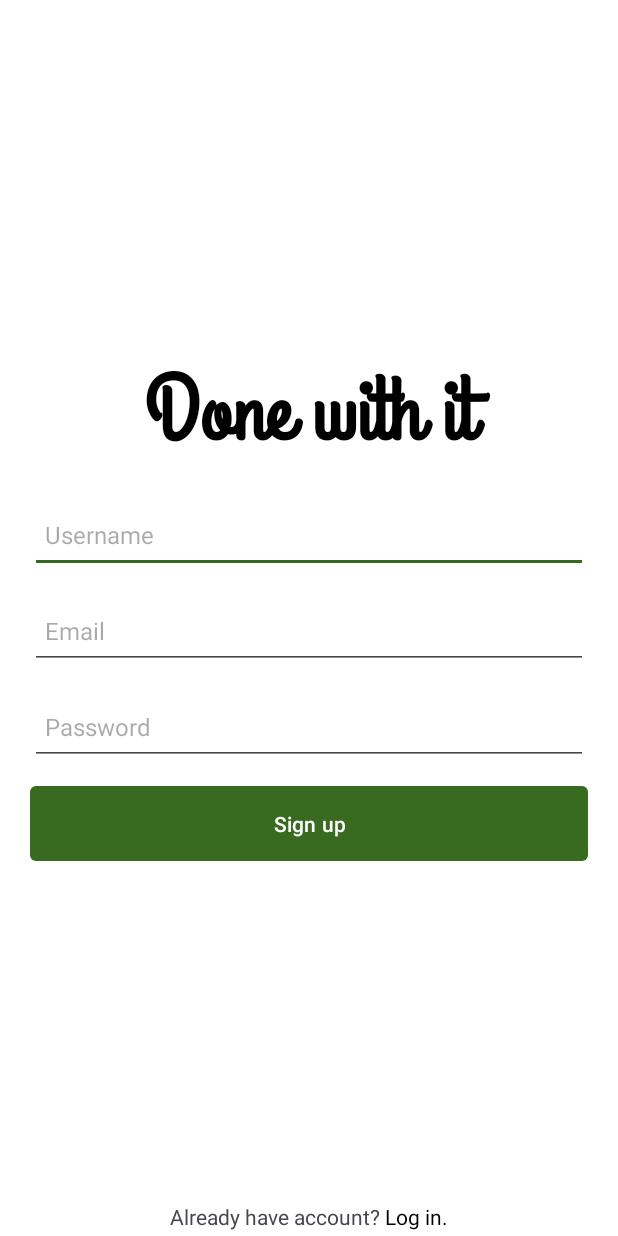
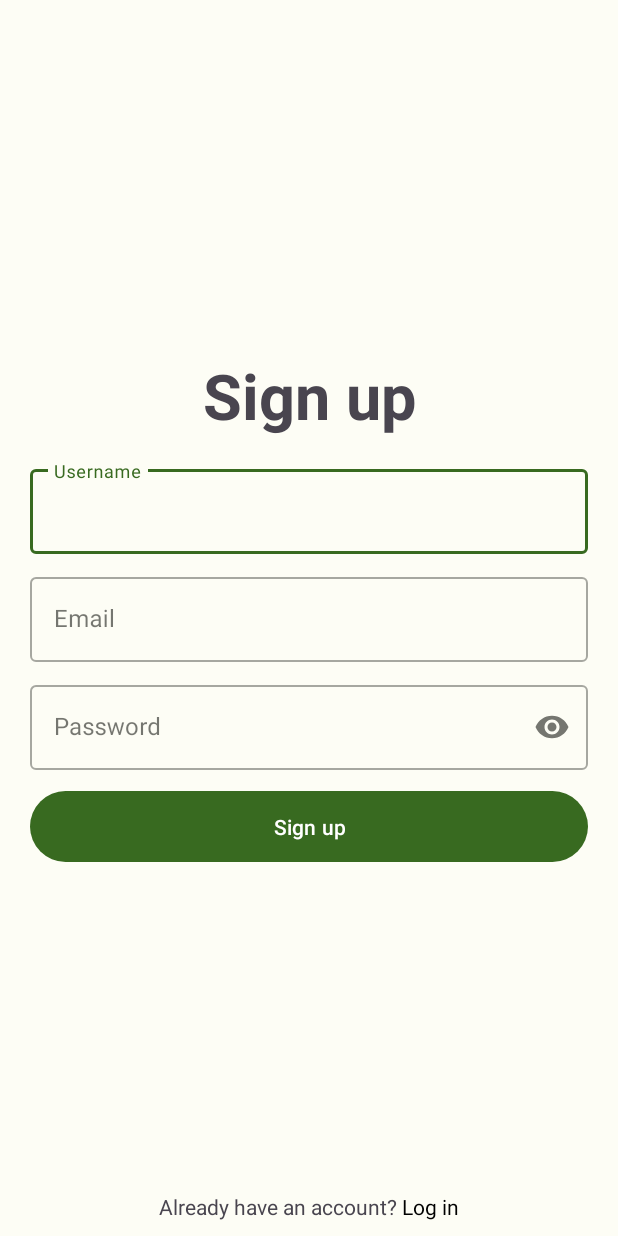
Before and after one commit to ArtemBurakov/todo, an Android app: the SignUpActivity screen opened directly, with no data from a screen before it, on a phone screen of 412 x 824 dp. Run offline under Robolectric (Android 15) with nearby library versions, the phone set to English and light mode, and no system bars.

Commit message:
Updated Login, Sign up design.

```diff
--- a/app/src/main/java/com/example/todo/ApiSync.java
+++ b/app/src/main/java/com/example/todo/ApiSync.java
@@ -34,7 +34,7 @@ public class ApiSync extends AsyncTask<Void, Void, Boolean> {
     private TodoDatabaseHelper todoDatabaseHelper;
 
     private Boolean unauthorized = false;
-    private final String apiUrl = "https://0aca-91-211-138-182.ngrok.io/v1/";
+    private final String apiUrl = "https://c832-91-211-138-182.ngrok.io/v1/";
     private final ApiService apiService = ApiUtils.getAPIService(apiUrl);
 
     public ApiSync(Context context) {
--- a/app/src/main/java/com/example/todo/SignUpActivity.java
+++ b/app/src/main/java/com/example/todo/SignUpActivity.java
@@ -23,6 +23,8 @@ import androidx.appcompat.app.AppCompatActivity;
 
 import com.example.todo.remote.ApiService;
 import com.example.todo.remote.ApiUtils;
+import com.google.android.material.progressindicator.CircularProgressIndicator;
+import com.google.android.material.textfield.TextInputLayout;
 
 import org.json.JSONArray;
 import org.json.JSONException;
@@ -42,23 +44,18 @@ public class SignUpActivity extends AppCompatActivity {
     private UserSignUpTask registerTask = null;
 
     // UI references.
-    private EditText usernameView;
-    private EditText userEmailView;
-    private EditText passwordView;
-    private View progressView;
-    private View signUpFormView;
-    private RelativeLayout footerLayout;
+    private TextInputLayout usernameView, userEmailView, passwordView;
+    private CircularProgressIndicator progressView;
+    private RelativeLayout signUpFormView;
 
     @Override
     protected void onCreate(Bundle savedInstanceState) {
         super.onCreate(savedInstanceState);
         setContentView(R.layout.activity_signup);
-
-        usernameView = (EditText) findViewById(R.id.editTextUsername);
-        userEmailView = (EditText) findViewById(R.id.editTextEmail);
-
-        passwordView = (EditText) findViewById(R.id.editTextPassword);
-        passwordView.setOnEditorActionListener(new TextView.OnEditorActionListener() {
+        usernameView = findViewById(R.id.editTextUsername);
+        userEmailView = findViewById(R.id.editTextEmail);
+        passwordView = findViewById(R.id.editTextPassword);
+        passwordView.getEditText().setOnEditorActionListener(new TextView.OnEditorActionListener() {
             @Override
             public boolean onEditorAction(TextView textView, int id, KeyEvent keyEvent) {
                 if (id == EditorInfo.IME_ACTION_DONE || id == EditorInfo.IME_NULL) {
@@ -89,7 +86,6 @@ public class SignUpActivity extends AppCompatActivity {
         });
 
         signUpFormView = findViewById(R.id.mainLayout);
-        footerLayout = findViewById(R.id.footerLayout);
         progressView = findViewById(R.id.login_progress);
     }
 
@@ -109,9 +105,9 @@ public class SignUpActivity extends AppCompatActivity {
         passwordView.setError(null);
 
         // Store values at the time of the login attempt.
-        String username = usernameView.getText().toString();
-        String email = userEmailView.getText().toString();
-        String password = passwordView.getText().toString();
+        String username = usernameView.getEditText().getText().toString();
+        String email = userEmailView.getEditText().getText().toString();
+        String password = passwordView.getEditText().getText().toString();
 
         boolean cancel = false;
         View focusView = null;
@@ -156,6 +152,7 @@ public class SignUpActivity extends AppCompatActivity {
         } else {
             // Show a progress spinner, and kick off a background task to
             // perform the user login attempt.
+            MainActivity.hideKeyboard(getApplicationContext(), this.getCurrentFocus());
             showProgress(true);
             registerTask = new UserSignUpTask(username, email, password);
             registerTask.execute((Void) null);
@@ -195,15 +192,6 @@ public class SignUpActivity extends AppCompatActivity {
             }
         });
 
-        footerLayout.setVisibility(show ? View.GONE : View.VISIBLE);
-        footerLayout.animate().setDuration(shortAnimTime).alpha(
-                show ? 0 : 1).setListener(new AnimatorListenerAdapter() {
-            @Override
-            public void onAnimationEnd(Animator animation) {
-                footerLayout.setVisibility(show ? View.GONE : View.VISIBLE);
-            }
-        });;
-
         progressView.setVisibility(show ? View.VISIBLE : View.GONE);
         progressView.animate().setDuration(shortAnimTime).alpha(
                 show ? 1 : 0).setListener(new AnimatorListenerAdapter() {
@@ -220,7 +208,6 @@ public class SignUpActivity extends AppCompatActivity {
      */
     @SuppressLint("StaticFieldLeak")
     public class UserSignUpTask extends AsyncTask<Void, Void, Boolean> {
-
         private final String mUsername;
         private final String mEmail;
         private final String mPassword;
@@ -235,9 +222,8 @@ public class SignUpActivity extends AppCompatActivity {
 
         @Override
         protected Boolean doInBackground(Void... params) {
-
             // Attempt registration against a network service.
-            String apiUrl = "https://0aca-91-211-138-182.ngrok.io/v1/";
+            String apiUrl = "https://c832-91-211-138-182.ngrok.io/v1/";
             apiService = ApiUtils.getAPIService(apiUrl);
             try {
                 Call<ResponseBody> call = apiService.signUpUser(mUsername, mEmail, mPassword);
--- a/app/src/main/java/com/example/todo/remote/ApiFcmToken.java
+++ b/app/src/main/java/com/example/todo/remote/ApiFcmToken.java
@@ -49,7 +49,7 @@ public class ApiFcmToken {
 
         final Context syncContext = MainActivity.getContextOfApplication();
 
-        String apiUrl = "https://0aca-91-211-138-182.ngrok.io/v1/";
+        String apiUrl = "https://c832-91-211-138-182.ngrok.io/v1/";
 
         String auth_token_string = LoginActivity.getAuthToken(syncContext);
 
--- a/app/src/main/res/drawable/rounded_corner_button.xml
+++ /dev/null
@@ -1,10 +0,0 @@
-<?xml version="1.0" encoding="utf-8"?>
-<shape xmlns:android="http://schemas.android.com/apk/res/android">
-    <solid android:color="#1E90FF"/>
-
-    <corners
-        android:bottomRightRadius="4dip"
-        android:bottomLeftRadius="4dip"
-        android:topLeftRadius="4dip"
-        android:topRightRadius="4dip"/>
-</shape>
--- a/app/src/main/res/layout/activity_signup.xml
+++ b/app/src/main/res/layout/activity_signup.xml
@@ -1,88 +1,97 @@
-<?xml version="1.0" encoding="utf-8"?>
-<ScrollView
-    xmlns:android="http://schemas.android.com/apk/res/android"
-    xmlns:tools="http://schemas.android.com/tools"
+<androidx.coordinatorlayout.widget.CoordinatorLayout xmlns:android="http://schemas.android.com/apk/res/android"
+    xmlns:app="http://schemas.android.com/apk/res-auto"
     android:layout_width="match_parent"
     android:layout_height="match_parent"
-    android:fillViewport="true"
-    android:background="#ffffff">
+    android:fillViewport="true">
+
+    <com.google.android.material.progressindicator.CircularProgressIndicator
+        android:id="@+id/login_progress"
+        android:layout_gravity="center"
+        android:layout_width="wrap_content"
+        android:layout_height="wrap_content"
+        android:indeterminate="true"
+        android:visibility="gone" />
 
     <RelativeLayout
-        style="@style/LoginActivity"
+        android:id="@+id/mainLayout"
         android:layout_width="match_parent"
-        android:layout_height="wrap_content">
-
-        <ProgressBar
-            style="?android:attr/progressBarStyle"
-            android:id="@+id/login_progress"
-            android:layout_width="wrap_content"
-            android:layout_height="wrap_content"
-            android:minHeight="50dp"
-            android:minWidth="50dp"
-            android:layout_centerVertical="true"
-            android:layout_centerHorizontal="true"
-            android:visibility="gone"
-            android:indeterminateTint="#1E90FF"/>
+        android:layout_height="match_parent"
+        android:layout_marginStart="20dp"
+        android:layout_marginEnd="20dp"
+        android:layout_marginBottom="10dp">
 
         <LinearLayout
-            android:id="@+id/mainLayout"
             android:layout_width="match_parent"
             android:layout_height="wrap_content"
             android:layout_centerVertical="true"
             android:orientation="vertical">
 
             <TextView
-                style="@style/LoginHeader"
                 android:id="@+id/header"
-                android:text="Done with it"/>
+                android:layout_width="match_parent"
+                android:layout_height="wrap_content"
+                android:layout_marginBottom="15dp"
+                android:textAlignment="center"
+                android:text="Sign up"
+                android:textSize="42sp"
+                android:textStyle="bold"/>
 
-            <EditText
-                style="@style/EditText"
+            <com.google.android.material.textfield.TextInputLayout
                 android:id="@+id/editTextUsername"
+                android:layout_width="match_parent"
+                android:layout_height="wrap_content"
+                android:layout_marginBottom="10dp"
                 android:hint="Username"
-                android:inputType="textVisiblePassword"
-                android:autofillHints="" />
+                style="@style/Widget.MaterialComponents.TextInputLayout.OutlinedBox">
 
-            <EditText
-                style="@style/EditText"
+                <com.google.android.material.textfield.TextInputEditText
+                    android:layout_width="match_parent"
+                    android:layout_height="wrap_content"
+                    />
+            </com.google.android.material.textfield.TextInputLayout>
+
+            <com.google.android.material.textfield.TextInputLayout
                 android:id="@+id/editTextEmail"
-                android:inputType="textVisiblePassword"
+                android:layout_width="match_parent"
+                android:layout_height="wrap_content"
+                android:layout_marginBottom="10dp"
                 android:hint="Email"
-                android:autofillHints="" />
+                style="@style/Widget.MaterialComponents.TextInputLayout.OutlinedBox">
 
-            <EditText
-                style="@style/EditText"
+                <com.google.android.material.textfield.TextInputEditText
+                    android:layout_width="match_parent"
+                    android:layout_height="wrap_content"
+                    />
+            </com.google.android.material.textfield.TextInputLayout>
+
+            <com.google.android.material.textfield.TextInputLayout
                 android:id="@+id/editTextPassword"
+                android:layout_width="match_parent"
+                android:layout_height="wrap_content"
+                android:layout_marginBottom="10dp"
+                android:hint="Password"
+                app:endIconMode="password_toggle"
+                style="@style/Widget.MaterialComponents.TextInputLayout.OutlinedBox">
+
+                <com.google.android.material.textfield.TextInputEditText
+                    android:layout_width="match_parent"
+                    android:layout_height="wrap_content"
                     android:inputType="textPassword"
-                android:hint="Password"
-                android:autofillHints="" />
+                    />
+            </com.google.android.material.textfield.TextInputLayout>
 
             <Button
-                style="@style/LoginActivityItem"
                 android:id="@+id/username_sign_up_button"
-                android:background="@drawable/rounded_corner_button"
-                android:text="Sign up"
-                android:textColor="#ffffff"/>
-
+                android:layout_width="match_parent"
+                android:layout_height="55dp"
+                android:layout_gravity="center"
+                android:text="Sign up" />
         </LinearLayout>
 
         <RelativeLayout
-            android:id="@+id/footerLayout"
-            android:layout_width="match_parent"
-            android:layout_height="wrap_content"
-            android:layout_below="@+id/mainLayout"
-            android:layout_alignParentBottom="true"
-            android:layout_marginTop="0dp">
-
-            <LinearLayout
             android:layout_width="match_parent"
             android:layout_height="wrap_content"
             android:layout_alignParentBottom="true"
-                tools:ignore="UselessParent">
-
-                <RelativeLayout
-                    android:layout_width="match_parent"
-                    android:layout_height="25dp"
             android:gravity="center">
 
             <TextView
@@ -90,7 +99,7 @@
                 android:layout_width="wrap_content"
                 android:layout_height="wrap_content"
                 android:layout_centerVertical="true"
-                        android:text="Already have account?" />
+                android:text="Already have an account?" />
 
             <TextView
                 android:id="@+id/log_in_text_view"
@@ -99,15 +108,8 @@
                 android:layout_centerVertical="true"
                 android:layout_marginStart="3dp"
                 android:layout_toEndOf="@+id/string_question"
-                        android:text="Log in."
+                android:text="Log in"
                 android:textColor="#000000" />
-
         </RelativeLayout>
-
-            </LinearLayout>
-
     </RelativeLayout>
-
-    </RelativeLayout>
-
-</ScrollView>
+</androidx.coordinatorlayout.widget.CoordinatorLayout>
--- a/app/src/main/res/values-night/themes.xml
+++ b/app/src/main/res/values-night/themes.xml
@@ -29,94 +29,4 @@
 <!--        <item name="colorShadow">@color/md_theme_dark_shadow</item>-->
         <item name="colorPrimaryInverse">@color/md_theme_dark_primaryInverse</item>
     </style>
-
-    <style name="NoTitle">
-        <item name="windowNoTitle">true</item>
-    </style>
-
-    <style name="WindowAnimationTransition">
-        <item name="android:windowEnterAnimation">@android:anim/fade_in</item>
-        <item name="android:windowExitAnimation">@android:anim/fade_out</item>
-    </style>
-
-    <style name="LoginActivity">
-        <item name="android:layout_width">match_parent</item>
-        <item name="android:layout_height">match_parent</item>
-        <item name="android:layout_marginStart">20dp</item>
-        <item name="android:layout_marginEnd">20dp</item>
-    </style>
-
-    <style name="LoginActivityItem">
-        <item name="android:layout_width">match_parent</item>
-        <item name="android:layout_height">50dp</item>
-        <item name="android:layout_marginBottom">14dp</item>
-        <item name="android:layout_centerVertical">true</item>
-        <item name="android:layout_centerHorizontal">true</item>
-    </style>
-
-    <style name="LoginHeader">
-        <item name="android:layout_width">match_parent</item>
-        <item name="android:layout_height">wrap_content</item>
-        <item name="android:includeFontPadding">false</item>
-        <item name="android:layout_marginBottom">15dp</item>
-        <item name="android:textAlignment">center</item>
-        <item name="android:fontFamily">@font/header_second</item>
-        <item name="android:textSize">60sp</item>
-        <item name="android:textStyle">bold</item>
-        <item name="android:textColor">#000000</item>
-    </style>
-
-    <style name="SettingItem">
-        <item name="android:layout_width">match_parent</item>
-        <item name="android:layout_height">match_parent</item>
-    </style>
-
-    <style name="SettingParentItem" parent="SettingItem">
-        <item name="android:padding">15dp</item>
-    </style>
-
-    <style name="SettingGroup" parent="SettingItem">
-        <item name="android:layout_margin">2dp</item>
-        <item name="android:elevation">1dp</item>
-    </style>
-
-    <style name="SettingHeader" parent="SettingItem">
-        <item name="android:paddingTop">15dp</item>
-        <item name="android:paddingBottom">15dp</item>
-        <item name="android:layout_marginStart">2dp</item>
-        <item name="android:layout_marginEnd">2dp</item>
-        <item name="android:textSize">17sp</item>
-        <item name="android:textStyle">bold</item>
-    </style>
-
-    <style name="SettingTitle">
-        <item name="android:layout_width">wrap_content</item>
-        <item name="android:layout_height">wrap_content</item>
-        <item name="android:layout_centerVertical">true</item>
-        <item name="android:layout_alignParentStart">true</item>
-        <item name="android:textSize">16sp</item>
-    </style>
-
-    <style name="SwitchButton">
-        <item name="android:layout_width">44dp</item>
-        <item name="android:layout_height">25dp</item>
-        <item name="android:layout_centerVertical">true</item>
-        <item name="android:layout_alignParentEnd">true</item>
-    </style>
-
-    <style name="EditText" parent="LoginActivityItem">
-        <item name="android:paddingLeft">10dp</item>
-        <item name="android:paddingRight">10dp</item>
-        <item name="android:maxLines">1</item>
-        <item name="android:singleLine">true</item>
-        <item name="android:textSize">16sp</item>
-    </style>
-
-    <style name="MoreImageView">
-        <item name="android:layout_width">15dp</item>
-        <item name="android:layout_height">15dp</item>
-        <item name="android:layout_centerVertical">true</item>
-        <item name="android:layout_alignParentEnd">true</item>
-        <item name="android:src">@drawable/ic_more</item>
-    </style>
 </resources>
--- a/app/src/main/res/values/themes.xml
+++ b/app/src/main/res/values/themes.xml
@@ -29,94 +29,4 @@
 <!--        <item name="colorShadow">@color/md_theme_light_shadow</item>-->
         <item name="colorPrimaryInverse">@color/md_theme_light_primaryInverse</item>
     </style>
-
-    <style name="NoTitle">
-        <item name="windowNoTitle">true</item>
-    </style>
-
-    <style name="WindowAnimationTransition">
-        <item name="android:windowEnterAnimation">@android:anim/fade_in</item>
-        <item name="android:windowExitAnimation">@android:anim/fade_out</item>
-    </style>
-
-    <style name="LoginActivity">
-        <item name="android:layout_width">match_parent</item>
-        <item name="android:layout_height">match_parent</item>
-        <item name="android:layout_marginStart">20dp</item>
-        <item name="android:layout_marginEnd">20dp</item>
-    </style>
-
-    <style name="LoginActivityItem">
-        <item name="android:layout_width">match_parent</item>
-        <item name="android:layout_height">50dp</item>
-        <item name="android:layout_marginBottom">14dp</item>
-        <item name="android:layout_centerVertical">true</item>
-        <item name="android:layout_centerHorizontal">true</item>
-    </style>
-
-    <style name="LoginHeader">
-        <item name="android:layout_width">match_parent</item>
-        <item name="android:layout_height">wrap_content</item>
-        <item name="android:includeFontPadding">false</item>
-        <item name="android:layout_marginBottom">15dp</item>
-        <item name="android:textAlignment">center</item>
-        <item name="android:fontFamily">@font/header_second</item>
-        <item name="android:textSize">60sp</item>
-        <item name="android:textStyle">bold</item>
-        <item name="android:textColor">#000000</item>
-    </style>
-
-    <style name="SettingItem">
-        <item name="android:layout_width">match_parent</item>
-        <item name="android:layout_height">match_parent</item>
-    </style>
-
-    <style name="SettingParentItem" parent="SettingItem">
-        <item name="android:padding">15dp</item>
-    </style>
-
-    <style name="SettingGroup" parent="SettingItem">
-        <item name="android:layout_margin">2dp</item>
-        <item name="android:elevation">1dp</item>
-    </style>
-
-    <style name="SettingHeader" parent="SettingItem">
-        <item name="android:paddingTop">15dp</item>
-        <item name="android:paddingBottom">15dp</item>
-        <item name="android:layout_marginStart">2dp</item>
-        <item name="android:layout_marginEnd">2dp</item>
-        <item name="android:textSize">17sp</item>
-        <item name="android:textStyle">bold</item>
-    </style>
-
-    <style name="SettingTitle">
-        <item name="android:layout_width">wrap_content</item>
-        <item name="android:layout_height">wrap_content</item>
-        <item name="android:layout_centerVertical">true</item>
-        <item name="android:layout_alignParentStart">true</item>
-        <item name="android:textSize">16sp</item>
-    </style>
-
-    <style name="SwitchButton">
-        <item name="android:layout_width">44dp</item>
-        <item name="android:layout_height">25dp</item>
-        <item name="android:layout_centerVertical">true</item>
-        <item name="android:layout_alignParentEnd">true</item>
-    </style>
-
-    <style name="EditText" parent="LoginActivityItem">
-        <item name="android:paddingLeft">10dp</item>
-        <item name="android:paddingRight">10dp</item>
-        <item name="android:maxLines">1</item>
-        <item name="android:singleLine">true</item>
-        <item name="android:textSize">16sp</item>
-    </style>
-
-    <style name="MoreImageView">
-        <item name="android:layout_width">15dp</item>
-        <item name="android:layout_height">15dp</item>
-        <item name="android:layout_centerVertical">true</item>
-        <item name="android:layout_alignParentEnd">true</item>
-        <item name="android:src">@drawable/ic_more</item>
-    </style>
 </resources>
```
Also changed, not shown: app/src/main/java/com/example/todo/LoginActivity.java (+12 -31 lines), app/src/main/res/drawable/ic_more.xml (deleted, +0 -11 lines), app/src/main/res/layout/activity_login.xml (+60 -62 lines), app/src/main/res/font/header_second.ttf (deleted). Lines whose indentation alone changed are shown as unchanged.
